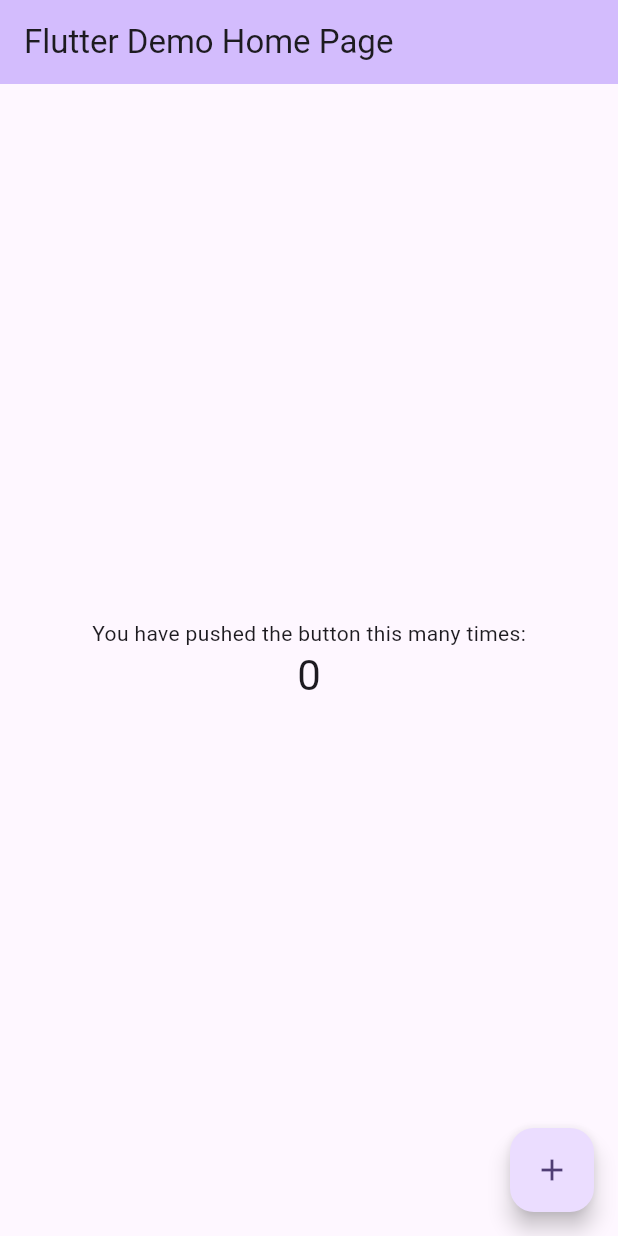
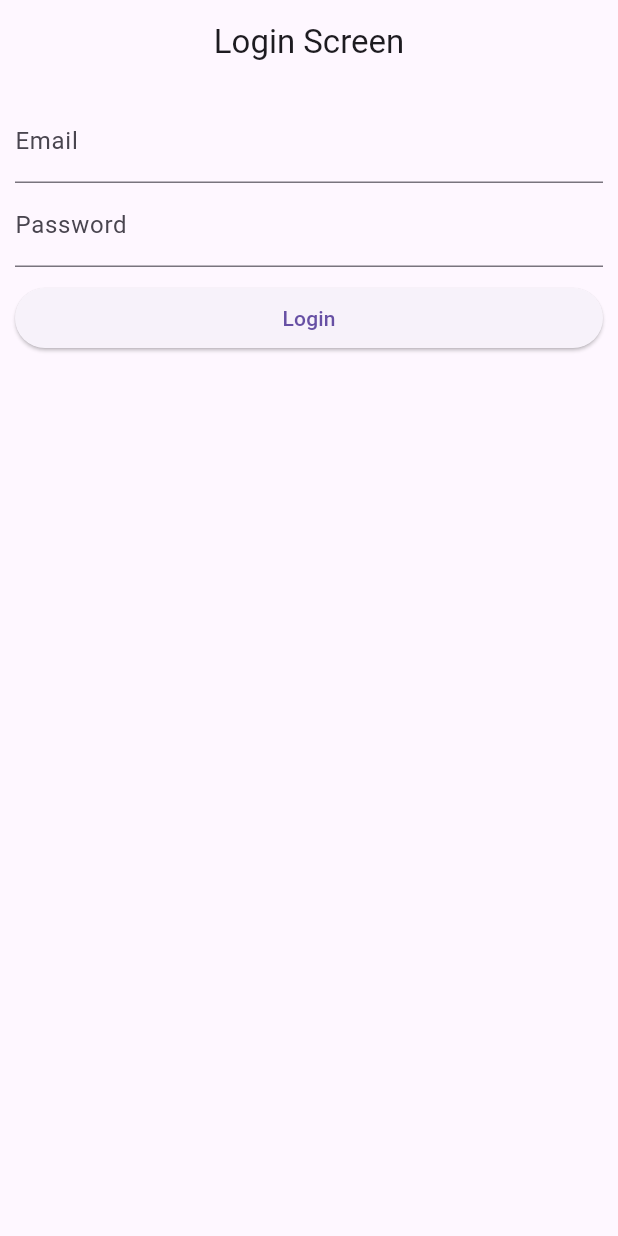
Before and after one commit to UmarA1Faruq/PM2-Project-Medicacare, a Flutter app: the screen it shows after launch, on a phone screen of 412 x 824 dp. Run offline on Flutter 3.47's test engine with Material 3 defaults, Android fonts, the phone set to English and light mode, and no system bars; our stand-ins replace firebase_auth, firebase_core, get; accounts and stored records are empty.

Commit message:
Update Program

```diff
--- /dev/null
+++ b/lib/app/controllers/auth_controller.dart
@@ -0,0 +1,39 @@
+import 'package:firebase_auth/firebase_auth.dart';
+import 'package:get/get.dart';
+
+import '../routes/app_pages.dart';
+
+class AuthController extends GetxController {
+  FirebaseAuth auth = FirebaseAuth.instance;
+
+  Stream<User?> get streamAuthStatus => auth.authStateChanges();
+
+  void signup() {}
+
+  void login(String email, String pass) async {
+    try {
+      final Credential = await auth.signInWithEmailAndPassword(
+        email: email,
+        password: pass,
+      );
+      Get.offAllNamed(Routes.HOME);
+    } on FirebaseAuthException catch (e) {
+      if (e.code == 'user-not-found') {
+        print('No user found for that email.');
+        Get.defaultDialog(
+          title: "Proses Gagal",
+          middleText: "No user found for that email.",
+        );
+      } else if (e.code == 'wrong-password') {
+        print('Wrong password provided for that user.');
+        Get.defaultDialog(
+          title: "Proses Gagal",
+          middleText: "Wrong password provided for that user.",
+        );
+      }
+    }
+  }
+
+  void logout() {}
+  void resetPassword() {}
+}
--- /dev/null
+++ b/lib/app/modules/login/controllers/login_controller.dart
@@ -0,0 +1,14 @@
+import 'package:flutter/material.dart';
+import 'package:get/get.dart';
+
+class LoginController extends GetxController {
+  final cEmail = TextEditingController();
+  final cPass = TextEditingController();
+
+  @override
+  void onClose() {
+    cEmail.dispose();
+    cPass.dispose();
+    super.onClose();
+  }
+}
--- /dev/null
+++ b/lib/app/modules/login/views/login_view.dart
@@ -0,0 +1,46 @@
+import 'package:flutter/material.dart';
+
+import 'package:get/get.dart';
+
+import '../../../controllers/auth_controller.dart';
+import '../controllers/login_controller.dart';
+
+class LoginView extends GetView<LoginController> {
+  final cAuth = Get.find<AuthController>();
+  @override
+  Widget build(BuildContext context) {
+    return Scaffold(
+      appBar: AppBar(
+        title: const Text('Login Screen'),
+        centerTitle: true,
+      ),
+      body: Container(
+        padding: EdgeInsets.all(10),
+        child: ListView(
+          children: [
+            TextField(
+              controller: controller.cEmail,
+              decoration: InputDecoration(
+                labelText: "Email",
+              ),
+            ),
+            TextField(
+              controller: controller.cPass,
+              decoration: InputDecoration(
+                labelText: "Password",
+              ),
+            ),
+            SizedBox(
+              height: 10,
+            ),
+            ElevatedButton(
+              onPressed: () =>
+                  cAuth.login(controller.cEmail.text, controller.cPass.text),
+              child: Text("Login"),
+            ),
+          ],
+        ),
+      ),
+    );
+  }
+}
--- /dev/null
+++ b/lib/app/routes/app_pages.dart
@@ -0,0 +1,34 @@
+import 'package:get/get.dart';
+
+import '../modules/data_obat/bindings/data_obat_binding.dart';
+import '../modules/data_obat/views/data_obat_view.dart';
+import '../modules/home/bindings/home_binding.dart';
+import '../modules/home/views/home_view.dart';
+import '../modules/login/bindings/login_binding.dart';
+import '../modules/login/views/login_view.dart';
+
+part 'app_routes.dart';
+
+class AppPages {
+  AppPages._();
+
+  static const INITIAL = Routes.HOME;
+
+  static final routes = [
+    GetPage(
+      name: _Paths.HOME,
+      page: () => HomeView(),
+      binding: HomeBinding(),
+    ),
+    GetPage(
+      name: _Paths.DATA_OBAT,
+      page: () => DataObatView(),
+      binding: DataObatBinding(),
+    ),
+    GetPage(
+      name: _Paths.LOGIN,
+      page: () => LoginView(),
+      binding: LoginBinding(),
+    ),
+  ];
+}
--- /dev/null
+++ b/lib/app/routes/app_routes.dart
@@ -0,0 +1,16 @@
+part of 'app_pages.dart';
+// DO NOT EDIT. This is code generated via package:get_cli/get_cli.dart
+
+abstract class Routes {
+  Routes._();
+  static const HOME = _Paths.HOME;
+  static const DATA_OBAT = _Paths.DATA_OBAT;
+  static const LOGIN = _Paths.LOGIN;
+}
+
+abstract class _Paths {
+  _Paths._();
+  static const HOME = '/home';
+  static const DATA_OBAT = '/data-obat';
+  static const LOGIN = '/login';
+}
--- /dev/null
+++ b/lib/app/utils/loading.dart
@@ -0,0 +1,17 @@
+import 'package:flutter/material.dart';
+import 'package:flutter/widgets.dart';
+
+class Loading extends StatelessWidget {
+  const Loading({super.key});
+
+  @override
+  Widget build(BuildContext context) {
+    return MaterialApp(
+      home: Scaffold(
+        body: Center(
+          child: CircularProgressIndicator(),
+        ),
+      ),
+    );
+  }
+}
--- a/lib/main.dart
+++ b/lib/main.dart
@@ -1,125 +1,41 @@
+import 'package:firebase_auth/firebase_auth.dart';
 import 'package:flutter/material.dart';
 
-void main() {
-  runApp(const MyApp());
+import 'package:get/get.dart';
+import 'package:myapp/app/controllers/auth_controller.dart';
+
+import 'app/routes/app_pages.dart';
+
+import 'package:firebase_core/firebase_core.dart';
+import 'app/utils/loading.dart';
+import 'firebase_options.dart';
+
+void main() async {
+  WidgetsFlutterBinding.ensureInitialized();
+  await Firebase.initializeApp(
+    options: DefaultFirebaseOptions.currentPlatform,
+  );
+
+  runApp(MyApp());
 }
 
 class MyApp extends StatelessWidget {
-  const MyApp({super.key});
+  final CAuth = Get.put(AuthController(), permanent: true);
 
-  // This widget is the root of your application.
   @override
   Widget build(BuildContext context) {
-    return MaterialApp(
-      title: 'Flutter Demo',
-      theme: ThemeData(
-        // This is the theme of your application.
-        //
-        // TRY THIS: Try running your application with "flutter run". You'll see
-        // the application has a purple toolbar. Then, without quitting the app,
-        // try changing the seedColor in the colorScheme below to Colors.green
-        // and then invoke "hot reload" (save your changes or press the "hot
-        // reload" button in a Flutter-supported IDE, or press "r" if you used
-        // the command line to start the app).
-        //
-        // Notice that the counter didn't reset back to zero; the application
-        // state is not lost during the reload. To reset the state, use hot
-        // restart instead.
-        //
-        // This works for code too, not just values: Most code changes can be
-        // tested with just a hot reload.
-        colorScheme: ColorScheme.fromSeed(seedColor: Colors.deepPurple),
-        useMaterial3: true,
-      ),
-      home: const MyHomePage(title: 'Flutter Demo Home Page'),
+    return StreamBuilder<User?>(
+      stream: CAuth.streamAuthStatus,
+      builder: (context, snapshot) {
+        if (snapshot.connectionState == ConnectionState.active) {
+          return GetMaterialApp(
+            title: "Application",
+            initialRoute: snapshot.data != null ? Routes.HOME : Routes.LOGIN,
+            getPages: AppPages.routes,
+          );
+        }
+        return Loading();
+      },
     );
   }
 }
-
-class MyHomePage extends StatefulWidget {
-  const MyHomePage({super.key, required this.title});
-
-  // This widget is the home page of your application. It is stateful, meaning
-  // that it has a State object (defined below) that contains fields that affect
-  // how it looks.
-
-  // This class is the configuration for the state. It holds the values (in this
-  // case the title) provided by the parent (in this case the App widget) and
-  // used by the build method of the State. Fields in a Widget subclass are
-  // always marked "final".
-
-  final String title;
-
-  @override
-  State<MyHomePage> createState() => _MyHomePageState();
-}
-
-class _MyHomePageState extends State<MyHomePage> {
-  int _counter = 0;
-
-  void _incrementCounter() {
-    setState(() {
-      // This call to setState tells the Flutter framework that something has
-      // changed in this State, which causes it to rerun the build method below
-      // so that the display can reflect the updated values. If we changed
-      // _counter without calling setState(), then the build method would not be
-      // called again, and so nothing would appear to happen.
-      _counter++;
-    });
-  }
-
-  @override
-  Widget build(BuildContext context) {
-    // This method is rerun every time setState is called, for instance as done
-    // by the _incrementCounter method above.
-    //
-    // The Flutter framework has been optimized to make rerunning build methods
-    // fast, so that you can just rebuild anything that needs updating rather
-    // than having to individually change instances of widgets.
-    return Scaffold(
-      appBar: AppBar(
-        // TRY THIS: Try changing the color here to a specific color (to
-        // Colors.amber, perhaps?) and trigger a hot reload to see the AppBar
-        // change color while the other colors stay the same.
-        backgroundColor: Theme.of(context).colorScheme.inversePrimary,
-        // Here we take the value from the MyHomePage object that was created by
-        // the App.build method, and use it to set our appbar title.
-        title: Text(widget.title),
-      ),
-      body: Center(
-        // Center is a layout widget. It takes a single child and positions it
-        // in the middle of the parent.
-        child: Column(
-          // Column is also a layout widget. It takes a list of children and
-          // arranges them vertically. By default, it sizes itself to fit its
-          // children horizontally, and tries to be as tall as its parent.
-          //
-          // Column has various properties to control how it sizes itself and
-          // how it positions its children. Here we use mainAxisAlignment to
-          // center the children vertically; the main axis here is the vertical
-          // axis because Columns are vertical (the cross axis would be
-          // horizontal).
-          //
-          // TRY THIS: Invoke "debug painting" (choose the "Toggle Debug Paint"
-          // action in the IDE, or press "p" in the console), to see the
-          // wireframe for each widget.
-          mainAxisAlignment: MainAxisAlignment.center,
-          children: <Widget>[
-            const Text(
-              'You have pushed the button this many times:',
-            ),
-            Text(
-              '$_counter',
-              style: Theme.of(context).textTheme.headlineMedium,
-            ),
-          ],
-        ),
-      ),
-      floatingActionButton: FloatingActionButton(
-        onPressed: _incrementCounter,
-        tooltip: 'Increment',
-        child: const Icon(Icons.add),
-      ), // This trailing comma makes auto-formatting nicer for build methods.
-    );
-  }
-}
--- a/pubspec.yaml
+++ b/pubspec.yaml
@@ -38,6 +38,7 @@ dependencies:
   firebase_core: ^3.8.1
   firebase_auth: ^5.3.4
   cloud_firestore: ^5.5.1
+  get: ^4.6.6
 
 dev_dependencies:
   flutter_test:
```
Also changed, not shown: lib/app/modules/data_obat/bindings/data_obat_binding.dart (added, +12 -0 lines), lib/app/modules/data_obat/controllers/data_obat_controller.dart (added, +23 -0 lines), lib/app/modules/data_obat/views/data_obat_view.dart (added, +24 -0 lines), lib/app/modules/home/bindings/home_binding.dart (added, +12 -0 lines), lib/app/modules/home/controllers/home_controller.dart (added, +23 -0 lines), lib/app/modules/home/views/home_view.dart (added, +24 -0 lines), lib/app/modules/login/bindings/login_binding.dart (added, +12 -0 lines), lib/firebase_options.dart, pubspec.lock, 1 other file.
